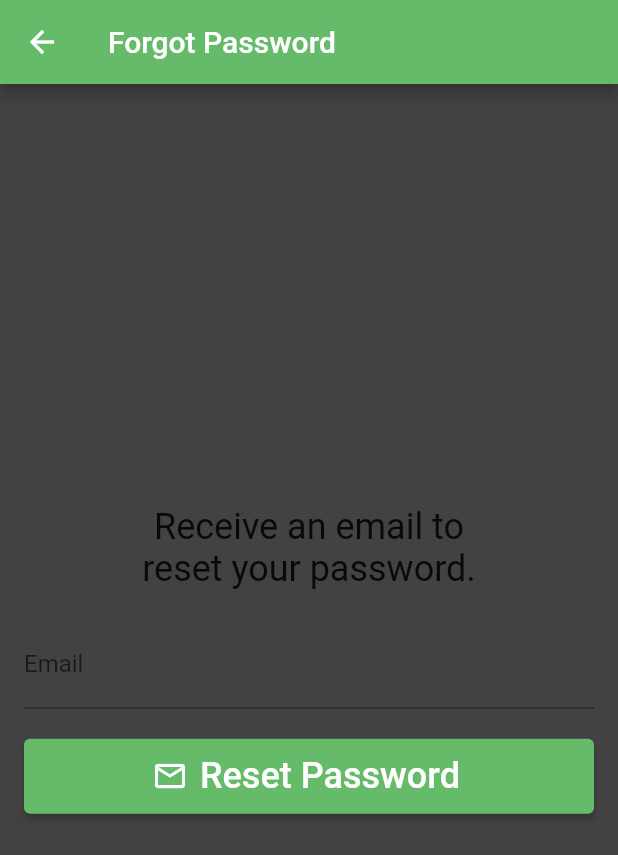
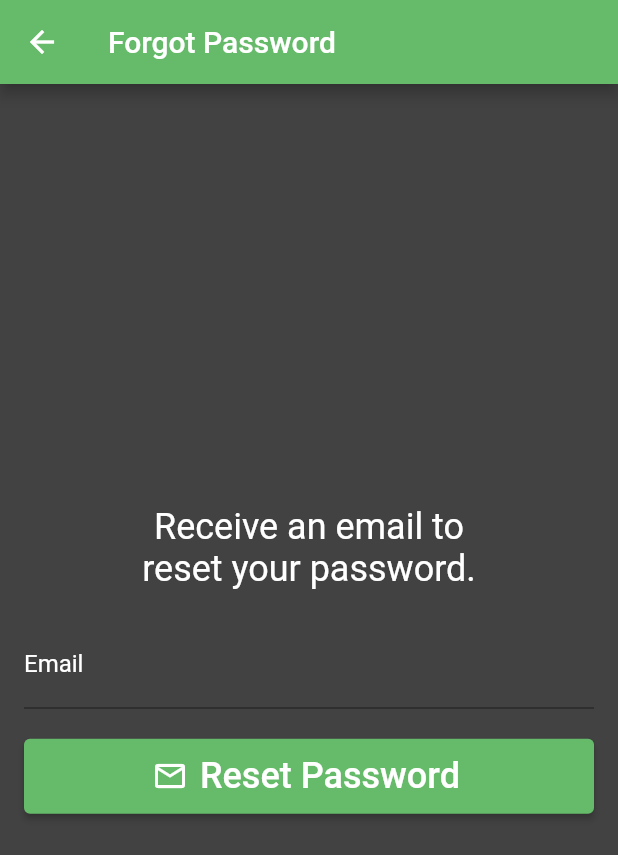
Before and after one commit to MaximeArn/flutterFire_auth_test, a Flutter app: the ForgotPassword screen opened directly, on a phone screen of 412 x 824 dp. Shown: the top 855 px of the screen. Run offline on Flutter 3.47's test engine with Material 2 defaults, Android fonts, the phone set to English and light mode, and no system bars; our stand-ins replace email_validator, firebase_auth, firebase_core; accounts and stored records are empty.

Commit message:
modify input decoration

```diff
--- a/lib/widgets/auth/widgets/forgot_password.dart
+++ b/lib/widgets/auth/widgets/forgot_password.dart
@@ -37,14 +37,22 @@ class _ForgotPasswordState extends State<ForgotPassword> {
               const Text(
                 'Receive an email to\nreset your password.',
                 textAlign: TextAlign.center,
-                style: TextStyle(fontSize: 24),
+                style: TextStyle(fontSize: 24, color: Colors.white),
               ),
               const SizedBox(height: 20),
               TextFormField(
+                style: const TextStyle(color: Colors.white),
                 controller: emailController,
                 cursorColor: Colors.white,
                 textInputAction: TextInputAction.done,
-                decoration: const InputDecoration(labelText: 'Email'),
+                decoration: const InputDecoration(
+                  labelText: 'Email',
+                  labelStyle: TextStyle(color: Colors.white),
+                  focusColor: Colors.white,
+                  focusedBorder: UnderlineInputBorder(
+                    borderSide: BorderSide(color: Colors.white),
+                  ),
+                ),
                 autovalidateMode: AutovalidateMode.onUserInteraction,
                 validator: (email) =>
                     email != null && !EmailValidator.validate(email)
```
